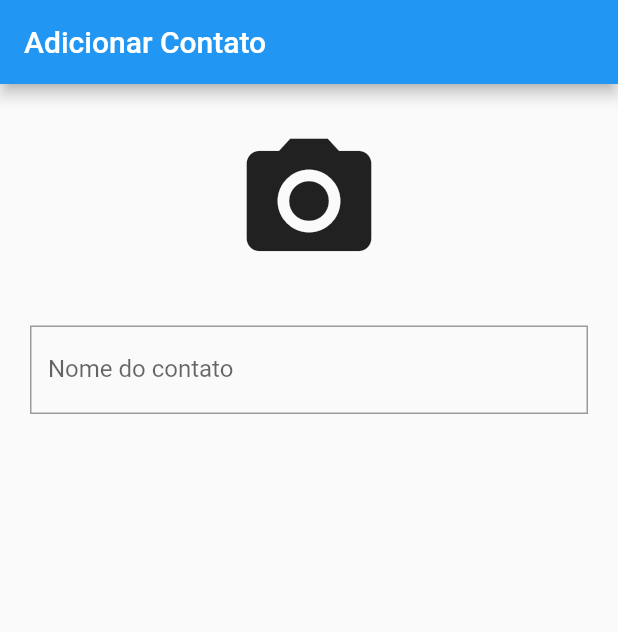
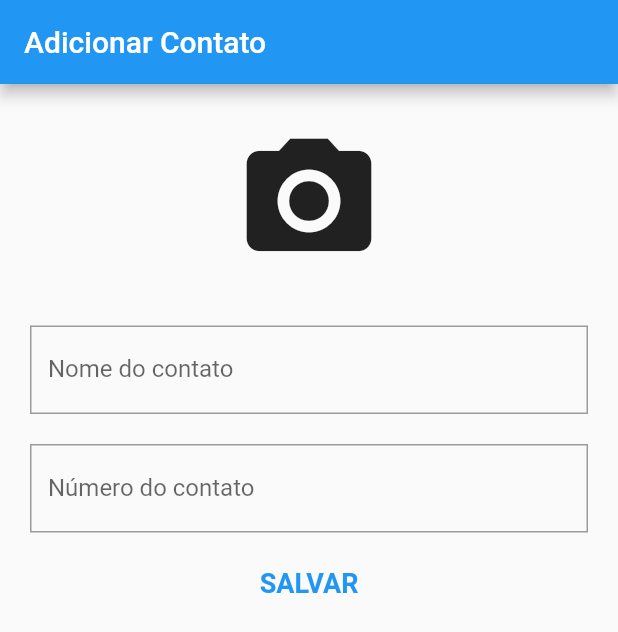
Before and after one commit to torressg/contacts_list, a Flutter app: the screen it shows after launch, on a phone screen of 412 x 824 dp. Shown: the top 632 px of the screen. Run offline on Flutter 3.47's test engine with Material 2 defaults, Android fonts, the phone set to English and light mode, and no system bars; our stand-ins replace image_picker.

Commit message:
create UI add contact done

```diff
--- a/lib/pages/add_contact.dart
+++ b/lib/pages/add_contact.dart
@@ -44,7 +44,8 @@ class _AddContactState extends State<AddContact> {
                               leading: Icon(Icons.photo_library),
                               title: Text("Galeria"),
                               onTap: () async {
-                                final XFile? image = await _picker.pickImage(source: ImageSource.gallery);
+                                final XFile? image = await _picker.pickImage(
+                                    source: ImageSource.gallery);
                               },
                             )
                           ],
@@ -60,10 +61,29 @@ class _AddContactState extends State<AddContact> {
               child: TextFormField(
                 decoration: const InputDecoration(
                     labelText: "Nome do contato",
-                    hintText: "Digite o nome do contato",
+                    hintText: "Digite o nome do contato.",
                     border: OutlineInputBorder(
                         borderRadius: BorderRadius.all(Radius.circular(0)))),
               ),
+            ),
+            Container(
+              margin: const EdgeInsets.symmetric(vertical: 10, horizontal: 20),
+              child: TextFormField(
+                keyboardType: TextInputType.phone,
+                decoration: const InputDecoration(
+                    labelText: "Número do contato",
+                    hintText: "Digite o número do contato.",
+                    border: OutlineInputBorder(
+                        borderRadius: BorderRadius.all(Radius.circular(0)))),
+              ),
+            ),
+            Container(
+              child: TextButton(
+                  onPressed: () {},
+                  child: Text(
+                    "SALVAR",
+                    style: TextStyle(fontSize: 18, fontWeight: FontWeight.bold),
+                  )),
             )
           ],
         ),
```
